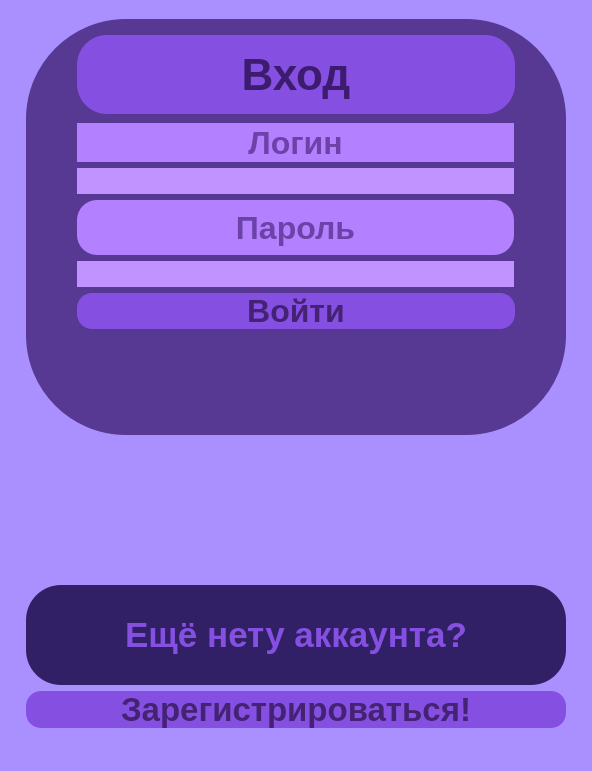
First picture: the form in AutorisWindow/AutorisWindow.ui, repository EvelinComputer/LittleChat, before the edit.
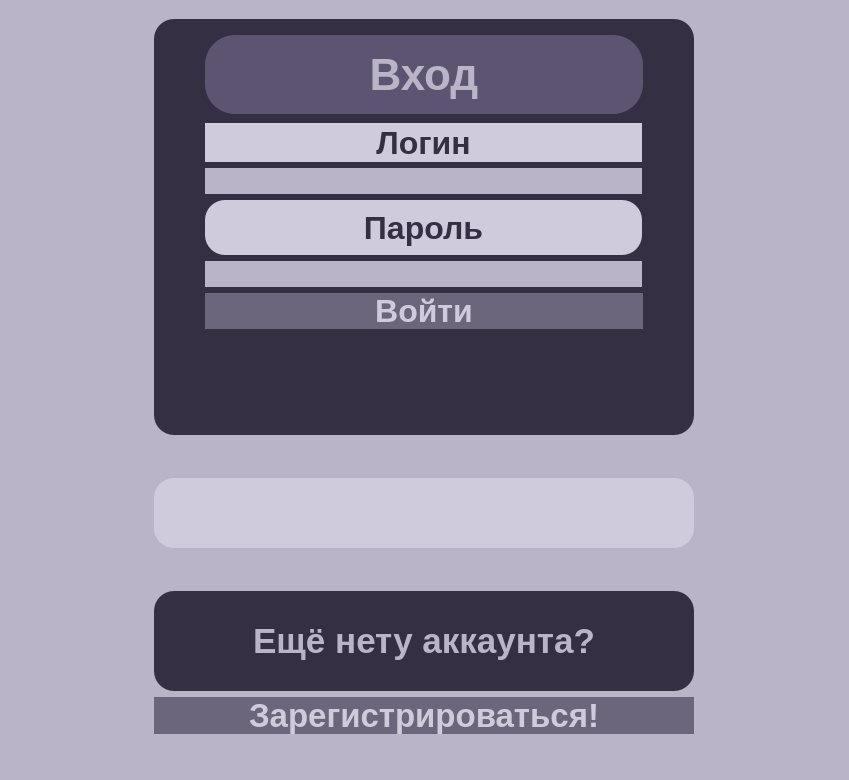
Second picture: the form after the edit.

```diff
--- a/AutorisWindow/AutorisWindow.ui
+++ b/AutorisWindow/AutorisWindow.ui
@@ -6,58 +6,118 @@
    <rect>
     <x>0</x>
     <y>0</y>
-    <width>592</width>
-    <height>771</height>
+    <width>849</width>
+    <height>780</height>
    </rect>
   </property>
   <property name="windowTitle">
    <string>MainWindow</string>
   </property>
   <property name="styleSheet">
-   <string notr="true">background: rgb(170, 144, 255);</string>
+   <string notr="true">background-color: #B9B4C7;</string>
   </property>
   <widget class="QWidget" name="centralwidget">
+   <property name="styleSheet">
+    <string notr="true">QPushButton{
+	background: #6C667D;
+	border-radius: 25px;
+	color: #D0CBDC;
+}
+
+QPushButton:hover{
+	background: #77679F;
+	border-radius: 25px;
+	color: #352F44;
+}
+
+QPushButton:pressed{
+	background: #211D2B;
+	border-radius: 25px;
+	color: #B9B4C7;
+}</string>
+   </property>
    <layout class="QGridLayout" name="gridLayout">
-    <item row="3" column="0">
-     <widget class="QLabel" name="L_Error">
-      <property name="minimumSize">
-       <size>
-        <width>0</width>
-        <height>70</height>
-       </size>
-      </property>
-      <property name="font">
-       <font>
-        <pointsize>23</pointsize>
-        <weight>75</weight>
-        <bold>true</bold>
-       </font>
-      </property>
-      <property name="styleSheet">
-       <string notr="true"/>
-      </property>
-      <property name="text">
-       <string/>
-      </property>
-      <property name="alignment">
-       <set>Qt::AlignCenter</set>
-      </property>
-     </widget>
-    </item>
-    <item row="4" column="0">
-     <spacer name="verticalSpacer">
-      <property name="orientation">
-       <enum>Qt::Vertical</enum>
-      </property>
-      <property name="sizeHint" stdset="0">
-       <size>
-        <width>20</width>
-        <height>40</height>
-       </size>
-      </property>
-     </spacer>
-    </item>
     <item row="1" column="0">
+     <spacer name="verticalSpacer_5">
+      <property name="orientation">
+       <enum>Qt::Vertical</enum>
+      </property>
+      <property name="sizeType">
+       <enum>QSizePolicy::Minimum</enum>
+      </property>
+      <property name="sizeHint" stdset="0">
+       <size>
+        <width>20</width>
+        <height>10</height>
+       </size>
+      </property>
+     </spacer>
+    </item>
+    <item row="9" column="0">
+     <spacer name="verticalSpacer_4">
+      <property name="orientation">
+       <enum>Qt::Vertical</enum>
+      </property>
+      <property name="sizeHint" stdset="0">
+       <size>
+        <width>20</width>
+        <height>40</height>
+       </size>
+      </property>
+     </spacer>
+    </item>
+    <item row="8" column="0">
+     <widget class="QPushButton" name="B_ToReg">
+      <property name="font">
+       <font>
+        <pointsize>25</pointsize>
+        <weight>75</weight>
+        <bold>true</bold>
+       </font>
+      </property>
+      <property name="styleSheet">
+       <string notr="true"/>
+      </property>
+      <property name="text">
+       <string>Зарегистрироваться!</string>
+      </property>
+     </widget>
+    </item>
+    <item row="7" column="0">
+     <widget class="QLabel" name="L_YouHaventAcc">
+      <property name="minimumSize">
+       <size>
+        <width>0</width>
+        <height>100</height>
+       </size>
+      </property>
+      <property name="maximumSize">
+       <size>
+        <width>600</width>
+        <height>750</height>
+       </size>
+      </property>
+      <property name="font">
+       <font>
+        <pointsize>26</pointsize>
+        <weight>75</weight>
+        <bold>true</bold>
+       </font>
+      </property>
+      <property name="styleSheet">
+       <string notr="true">background: #352F44;
+border-radius: 20px;
+color: #B9B4C7</string>
+      </property>
+      <property name="text">
+       <string>Ещё нету аккаунта?</string>
+      </property>
+      <property name="alignment">
+       <set>Qt::AlignCenter</set>
+      </property>
+     </widget>
+    </item>
+    <item row="2" column="0">
      <widget class="QWidget" name="widget" native="true">
       <property name="minimumSize">
        <size>
@@ -77,8 +137,8 @@
        </font>
       </property>
       <property name="styleSheet">
-       <string notr="true">background: rgb(87, 57, 147);
-border-radius: 100px;</string>
+       <string notr="true">background: #352F44;
+border-radius: 20px;</string>
       </property>
       <layout class="QGridLayout" name="gridLayout_3">
        <item row="10" column="0">
@@ -106,9 +166,9 @@
          </property>
          <property name="styleSheet">
           <string notr="true">QPushButton{
-	background: rgb(133, 80, 226);
-	border-radius: 15px;
-	color:rgb(68, 34, 116);
+	background: #6C667D;
+	border-radius: 20px;
+	color: #D0CBDC;
 }
 
 QPushButton:hover{
@@ -166,8 +226,8 @@
           </font>
          </property>
          <property name="styleSheet">
-          <string notr="true">background: rgb(179, 128, 255);
-color: rgb(109, 66, 168);
+          <string notr="true">background:  #D0CBDC;
+color: #352F44;
 border-radius: 20px; </string>
          </property>
          <property name="text">
@@ -200,8 +260,8 @@
           </font>
          </property>
          <property name="styleSheet">
-          <string notr="true">background: rgb(192, 147, 255);
-color: rgb(109, 66, 168);
+          <string notr="true">background-color: #B9B4C7;
+color: #5F5675;
 border-radius: 15px; </string>
          </property>
          <property name="alignment">
@@ -234,10 +294,13 @@
           </font>
          </property>
          <property name="styleSheet">
-          <string notr="true">background: rgb(192, 147, 255);
-color: rgb(109, 66, 168);
+          <string notr="true">background-color: #B9B4C7;
+color: #5F5675;
 border-radius: 15px; </string>
          </property>
+         <property name="echoMode">
+          <enum>QLineEdit::Password</enum>
+         </property>
          <property name="alignment">
           <set>Qt::AlignCenter</set>
          </property>
@@ -265,8 +328,8 @@
           </font>
          </property>
          <property name="styleSheet">
-          <string notr="true">background: rgb(179, 128, 255);
-color: rgb(109, 66, 168);
+          <string notr="true">background:  #D0CBDC;
+color: #352F44;
 border-radius: 20px; </string>
          </property>
          <property name="text">
@@ -302,8 +365,8 @@
           </font>
          </property>
          <property name="styleSheet">
-          <string notr="true">background: rgb(133, 80, 226);
-color: rgb(61, 27, 111);
+          <string notr="true">background: #5C5470;
+color: #B9B4C7;
 border-radius: 30px; </string>
          </property>
          <property name="text">
@@ -317,103 +380,7 @@
       </layout>
      </widget>
     </item>
-    <item row="7" column="0">
-     <widget class="QPushButton" name="B_ToReg">
-      <property name="font">
-       <font>
-        <pointsize>25</pointsize>
-        <weight>75</weight>
-        <bold>true</bold>
-       </font>
-      </property>
-      <property name="styleSheet">
-       <string notr="true">QPushButton{
-	background: rgb(133, 80, 226);
-	border-radius: 15px;
-	color:rgb(68, 34, 116);
-}
-
-QPushButton:hover{
-	background: rgb(47, 18, 98);
-	border-radius: 15px;
-	color:rgb(22, 7, 47)
-}
-
-QPushButton:pressed{
-	background: rgb(37, 18, 75);
-	border-radius: 20px;
-	color:rgb(141, 88, 221);
-}</string>
-      </property>
-      <property name="text">
-       <string>Зарегистрироваться!</string>
-      </property>
-     </widget>
-    </item>
-    <item row="6" column="0">
-     <widget class="QLabel" name="L_YouHaventAcc">
-      <property name="minimumSize">
-       <size>
-        <width>0</width>
-        <height>100</height>
-       </size>
-      </property>
-      <property name="maximumSize">
-       <size>
-        <width>600</width>
-        <height>750</height>
-       </size>
-      </property>
-      <property name="font">
-       <font>
-        <pointsize>26</pointsize>
-        <weight>75</weight>
-        <bold>true</bold>
-       </font>
-      </property>
-      <property name="styleSheet">
-       <string notr="true">background: rgb(49, 32, 102);
-border-radius: 35px;
-color: rgb(133, 80, 226)</string>
-      </property>
-      <property name="text">
-       <string>Ещё нету аккаунта?</string>
-      </property>
-      <property name="alignment">
-       <set>Qt::AlignCenter</set>
-      </property>
-     </widget>
-    </item>
-    <item row="0" column="0">
-     <spacer name="verticalSpacer_5">
-      <property name="orientation">
-       <enum>Qt::Vertical</enum>
-      </property>
-      <property name="sizeType">
-       <enum>QSizePolicy::Minimum</enum>
-      </property>
-      <property name="sizeHint" stdset="0">
-       <size>
-        <width>20</width>
-        <height>10</height>
-       </size>
-      </property>
-     </spacer>
-    </item>
-    <item row="8" column="0">
-     <spacer name="verticalSpacer_4">
-      <property name="orientation">
-       <enum>Qt::Vertical</enum>
-      </property>
-      <property name="sizeHint" stdset="0">
-       <size>
-        <width>20</width>
-        <height>40</height>
-       </size>
-      </property>
-     </spacer>
-    </item>
-    <item row="2" column="0">
+    <item row="3" column="0">
      <spacer name="verticalSpacer_6">
       <property name="orientation">
        <enum>Qt::Vertical</enum>
@@ -426,6 +393,47 @@
       </property>
      </spacer>
     </item>
+    <item row="4" column="0">
+     <widget class="QLabel" name="L_Error">
+      <property name="minimumSize">
+       <size>
+        <width>0</width>
+        <height>70</height>
+       </size>
+      </property>
+      <property name="font">
+       <font>
+        <pointsize>23</pointsize>
+        <weight>75</weight>
+        <bold>true</bold>
+       </font>
+      </property>
+      <property name="styleSheet">
+       <string notr="true">background:  #D0CBDC;
+color: #6E677F;
+border-radius: 20px; </string>
+      </property>
+      <property name="text">
+       <string/>
+      </property>
+      <property name="alignment">
+       <set>Qt::AlignCenter</set>
+      </property>
+     </widget>
+    </item>
+    <item row="5" column="0">
+     <spacer name="verticalSpacer">
+      <property name="orientation">
+       <enum>Qt::Vertical</enum>
+      </property>
+      <property name="sizeHint" stdset="0">
+       <size>
+        <width>20</width>
+        <height>40</height>
+       </size>
+      </property>
+     </spacer>
+    </item>
    </layout>
   </widget>
  </widget>
```
Left out of the diff: 10 changed lines with no effect on the pictures.
